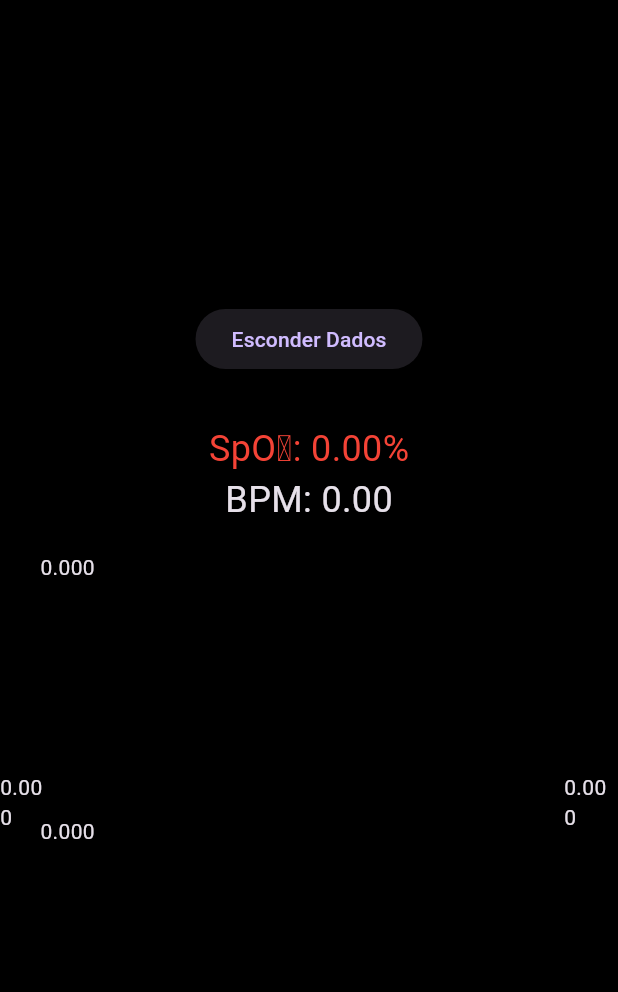
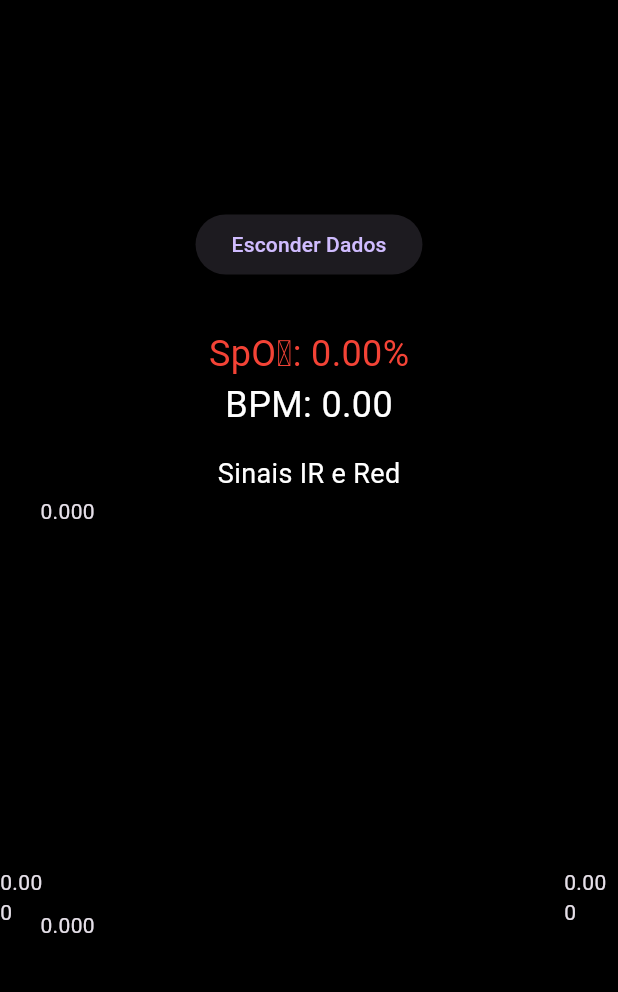
Before and after one commit to Martins-Lucaas/IB2-project, a Flutter app: the screen it shows after launch, after a tap on "Mostrar Dados", on a phone screen of 412 x 824 dp, the part 84-1076 px from its top. Run offline on Flutter 3.47's test engine with Material 3 defaults, Android fonts, the phone set to English and light mode, and no system bars; drawn by our look-alikes of fl_chart; network calls fail.

Commit message:
Trabalho4

```diff
--- a/Trabalhos/Trabalho 4/oxi_app/oxi_app/lib/main.dart
+++ b/Trabalhos/Trabalho 4/oxi_app/oxi_app/lib/main.dart
@@ -29,18 +29,21 @@
 }
 
 class DataAcquisitionState extends ChangeNotifier {
-  String ipAddress = '192.168.3.15'; // IP do ESP32
+  String ipAddress = '192.168.3.16'; // IP do ESP32
   List<double> irValues = [];
   List<double> redValues = [];
   List<double> timestamps = [];
+  double spo2 = 0.0; // Valor de SpO2 que será atualizado a cada 10 segundos
   final int maxDataPoints = 100; // Limite de 100 pontos
   Timer? _dataTimer; // Timer para controlar a coleta de dados
-  bool isFingerOnSensor = true; // Para verificar se o dedo está no sensor
+  Timer? _spo2Timer; // Timer para atualizar o SpO2 a cada 10 segundos
 
   DataAcquisitionState() {
     fetchData();
+    _startSpo2Timer();
   }
 
+  // Função para buscar dados continuamente
   void fetchData() {
     _dataTimer = Timer.periodic(const Duration(milliseconds: 50), (timer) async {
       try {
@@ -63,14 +66,6 @@
             timestamps.removeAt(0);
           }
 
-          // Verificar se o dedo está fora do sensor
-          if (irValue < 40000 && redValue < 40000) {
-            isFingerOnSensor = false;
-            stopSystem(); // Parar o sistema se o dedo não estiver no sensor
-          } else {
-            isFingerOnSensor = true;
-          }
-
           notifyListeners();
         } else {
           print('Erro na resposta HTTP: ${response.statusCode}');
@@ -81,13 +76,12 @@
     });
   }
 
-  // Função para parar o sistema
-  void stopSystem() {
-    if (_dataTimer != null) {
-      _dataTimer!.cancel();
-      _dataTimer = null;
-      print("Sistema desligado: dedo fora do sensor.");
-    }
+  // Timer para calcular SpO2 a cada 10 segundos
+  void _startSpo2Timer() {
+    _spo2Timer = Timer.periodic(const Duration(seconds: 10), (timer) {
+      spo2 = calculateSpO2();
+      notifyListeners(); // Atualizar o estado para refletir a mudança do SpO2
+    });
   }
 
   // Função para calcular SpO2
@@ -128,11 +122,11 @@
     double avgPeakInterval = peakIntervals.reduce((a, b) => a + b) / peakIntervals.length;
 
     // Calcular BPM
-    double bpm = 45 / avgPeakInterval;
+    double bpm = 60 / avgPeakInterval; // Convertendo para BPM
     return bpm;
   }
 
-  // Função para detectar picos e vales (melhorada)
+  // Função para detectar picos e vales
   List<int> _detectPeaksAndValleys(List<double> data) {
     List<int> peakIndexes = [];
     bool isRising = false;
@@ -180,7 +174,8 @@
   Widget build(BuildContext context) {
     final dataState = Provider.of<DataAcquisitionState>(context);
 
-    double spo2 = dataState.calculateSpO2();
+    double spo2 = dataState.spo2; // Valor de SpO2 atualizado a cada 10 segundos
+    double bpm = dataState.calculateBPM();
 
     // Determinar a cor do SpO₂ com base no valor
     Color spo2Color;
@@ -219,23 +214,22 @@
                   ),
                   // Exibir BPM
                   Text(
-                    'BPM: ${dataState.calculateBPM().toStringAsFixed(2)}',
-                    style: const TextStyle(fontSize: 24),
+                    'BPM: ${bpm.toStringAsFixed(2)}',
+                    style: const TextStyle(fontSize: 24, color: Colors.white),
                   ),
                   const SizedBox(height: 16),
-                  // Exibir mensagem se o dedo não estiver no sensor
-                  if (!dataState.isFingerOnSensor)
-                    const Text(
-                      'Dedo fora do sensor! Sistema desligado.',
-                      style: TextStyle(fontSize: 18, color: Colors.red),
+                  // Gráfico único para IR e Red
+                  Text(
+                    'Sinais IR e Red',
+                    style: const TextStyle(fontSize: 18, color: Colors.white),
                   ),
-                  if (dataState.isFingerOnSensor)
                   SizedBox(
-                      height: 200,
+                    height: 300,
                     child: LineChart(LineChartData(
                       minY: dataState.getMinY(), // Amplitude mínima dinâmica
                       maxY: dataState.getMaxY(), // Amplitude máxima dinâmica
                       lineBarsData: [
+                        // Linha para o sinal de Infravermelho (IR)
                         LineChartBarData(
                           spots: List.generate(dataState.irValues.length,
                               (index) => FlSpot(dataState.timestamps[index], dataState.irValues[index])),
@@ -245,6 +239,7 @@
                           belowBarData: BarAreaData(show: false),
                           dotData: FlDotData(show: false), // Desabilitar pontos no gráfico
                         ),
+                        // Linha para o sinal Vermelho (Red)
                         LineChartBarData(
                           spots: List.generate(dataState.redValues.length,
                               (index) => FlSpot(dataState.timestamps[index], dataState.redValues[index])),
```
Also changed, not shown: 2 other files. Lines whose indentation alone changed are shown as unchanged.
